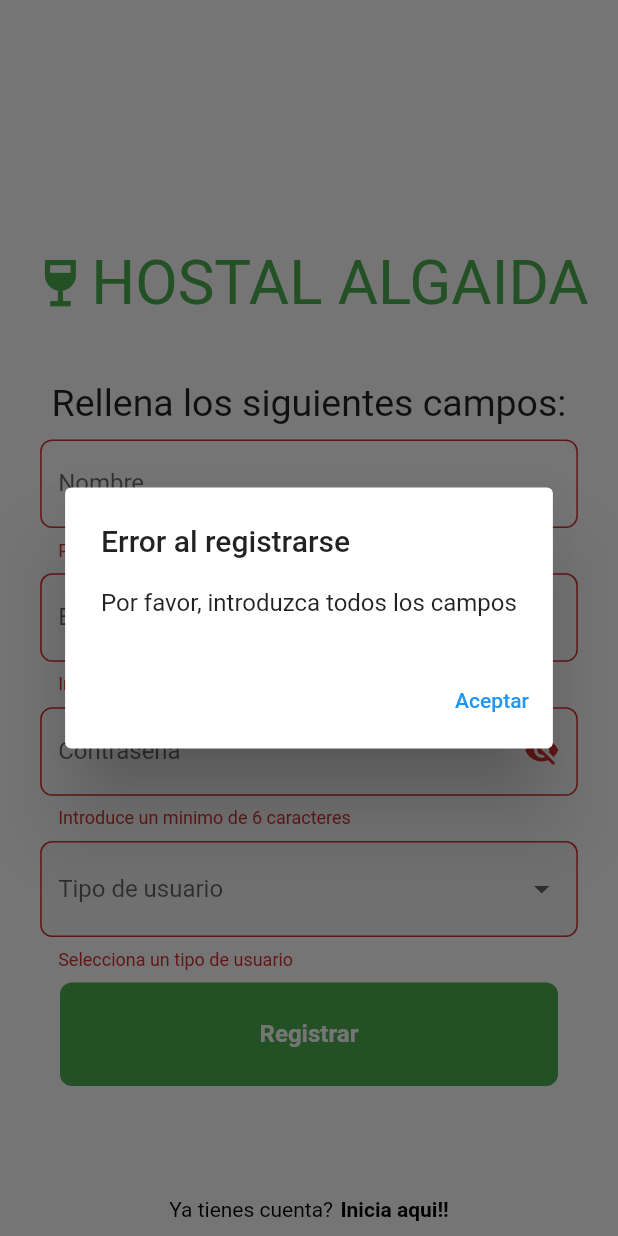
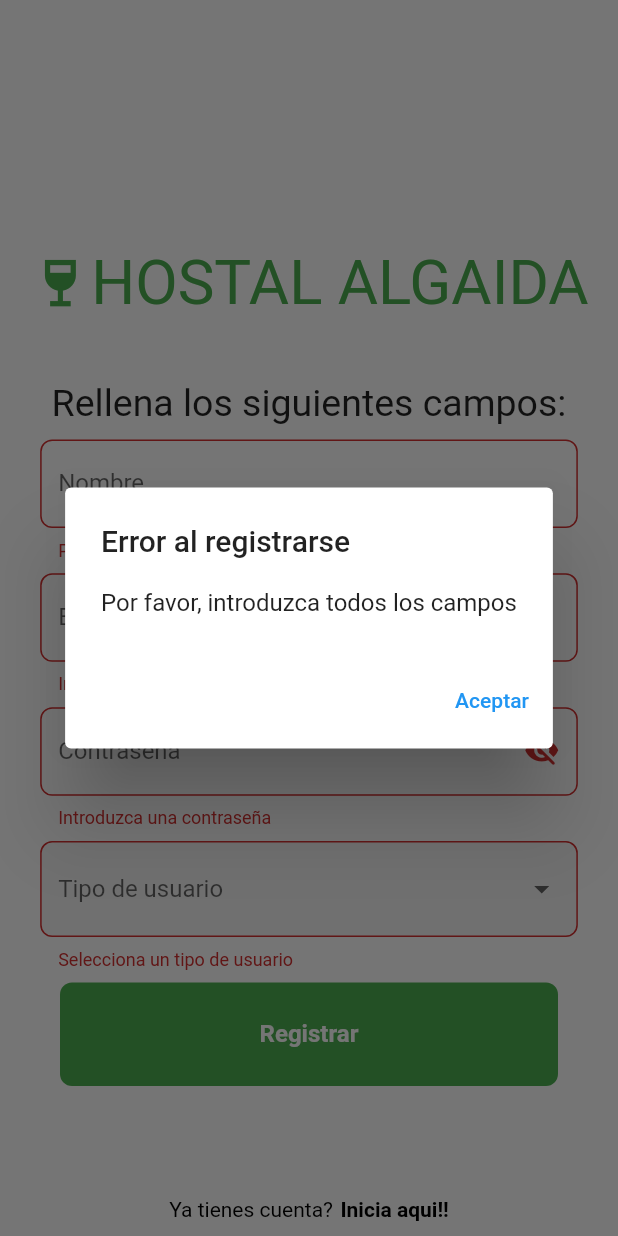
Before and after one commit to FranciscoJanerMudoy/hostalapp, a Flutter app: the RegisterScreen screen opened directly with empty values, after a tap on "Registrar", on a phone screen of 412 x 824 dp. Run offline on Flutter 3.47's test engine with Material 2 defaults, Android fonts, the phone set to English and light mode, and no system bars; our stand-ins replace cloud_firestore, email_validator, firebase_auth, firebase_core, pdf, printing; accounts and stored records are empty.

Commit message:
Cambios en el registrar

```diff
--- a/lib/screen/register_screen.dart
+++ b/lib/screen/register_screen.dart
@@ -162,9 +162,16 @@ class _RegisterScreenState extends State<RegisterScreen> {
       width: size.width * 0.87,
       child: TextFormField(
         autovalidateMode: AutovalidateMode.onUserInteraction,
-        validator: (valor) => valor != null && valor.length < 6
-            ? 'Introduce un minimo de 6 caracteres'
-            : null,
+        validator: (valor) {
+          if (_type.text.contains("Administrador") &&
+              !(valor != null && valor.startsWith("admin"))) {
+            return "Para poder realizar esto necesitas un patrón especifico";
+          }
+          if (valor!.length < 6) {
+            return "Introduzca una contraseña";
+          }
+          return null;
+        },
         controller: _constrasena,
         obscureText: passwProvider.password,
         decoration: InputDecoration(
```
